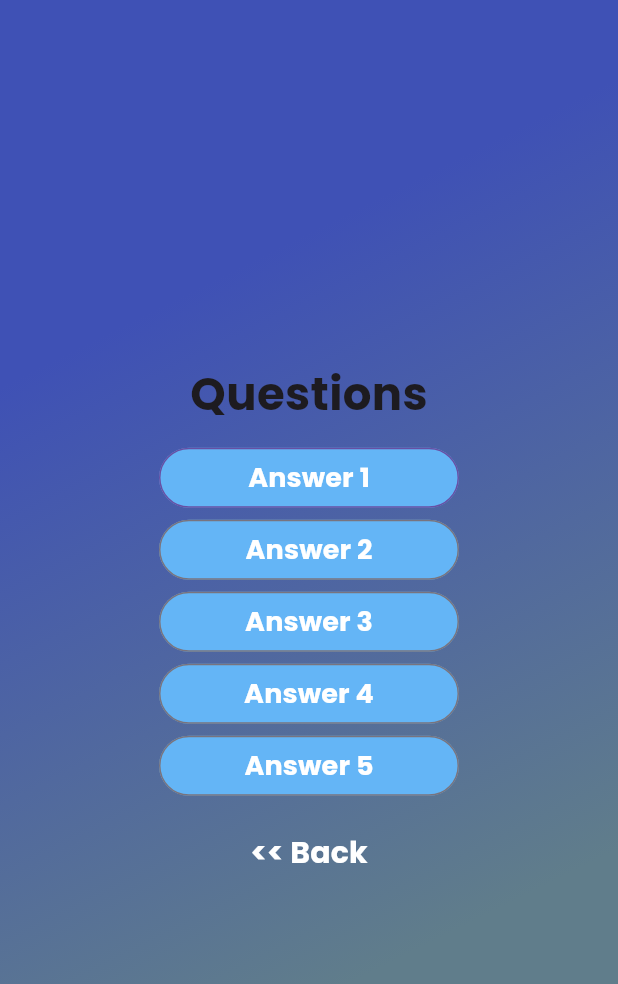
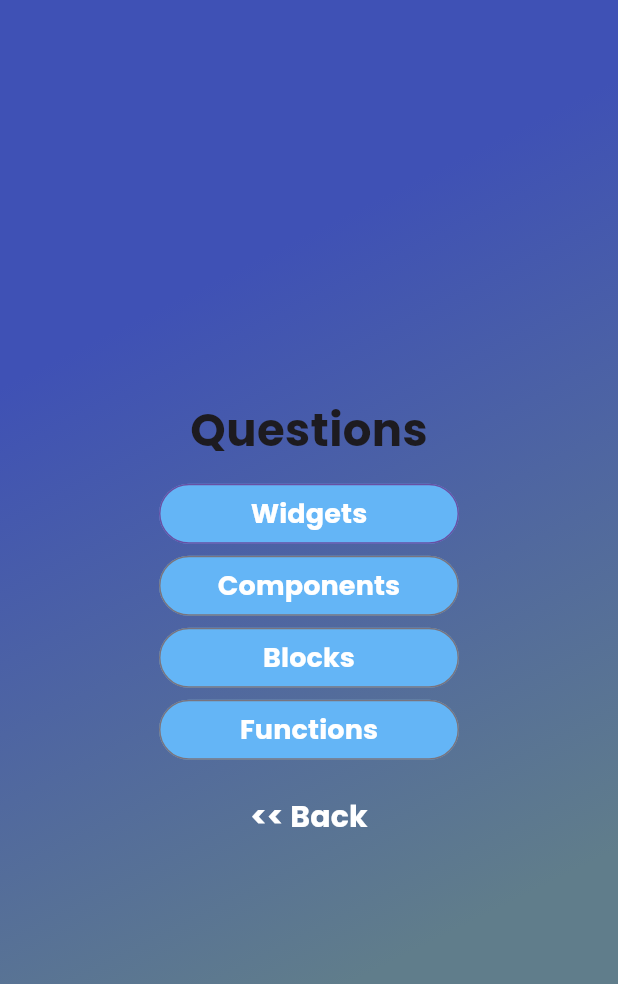
Before and after one commit to rashen33/quiz_app_flutter, a Flutter app: the screen it shows after launch, after a tap on "Start Quiz", on a phone screen of 412 x 824 dp. Shown: the top 984 px of the screen. Run offline on Flutter 3.47's test engine with Material 3 defaults, Android fonts, the phone set to English and light mode, and no system bars; our stand-ins replace google_fonts.

Commit message:
added some dummy questions and updated the quiz queiston file

```diff
--- /dev/null
+++ b/lib/data/questions.dart
@@ -0,0 +1,55 @@
+import '../models/quiz_question.dart';
+
+final List<QuizQuestion> quesitons = [
+   QuizQuestion(
+    'What are the main building blocks of Flutter UIs?',
+    [
+      'Widgets',
+      'Components',
+      'Blocks',
+      'Functions',
+    ],
+  ),
+   QuizQuestion('How are Flutter UIs built?', [
+    'By combining widgets in code',
+    'By combining widgets in a visual editor',
+    'By defining widgets in config files',
+    'By using XCode for iOS and Android Studio for Android',
+  ]),
+  QuizQuestion(
+    'What\'s the purpose of a StatefulWidget?',
+    [
+      'Update UI as data changes',
+      'Update data as UI changes',
+      'Ignore data changes',
+      'Render UI that does not depend on data',
+    ],
+  ),
+   QuizQuestion(
+    'Which widget should you try to use more often: StatelessWidget or StatefulWidget?',
+    [
+      'StatelessWidget',
+      'StatefulWidget',
+      'Both are equally good',
+      'None of the above',
+    ],
+  ),
+  QuizQuestion(
+    'What happens if you change data in a StatelessWidget?',
+    [
+      'The UI is not updated',
+      'The UI is updated',
+      'The closest StatefulWidget is updated',
+      'Any nested StatefulWidgets are updated',
+    ],
+  ),
+  QuizQuestion(
+    'How should you update data inside of StatefulWidgets?',
+    [
+      'By calling setState()',
+      'By calling updateData()',
+      'By calling updateUI()',
+      'By calling updateState()',
+    ],
+  ),
+];
--- /dev/null
+++ b/lib/models/quiz_question.dart
@@ -0,0 +1,6 @@
+class QuizQuestion {
+  const QuizQuestion(this.question, this.answers);
+
+  final String question;
+  final List<String> answers;
+}
--- a/lib/question_screen.dart
+++ b/lib/question_screen.dart
@@ -1,6 +1,7 @@
 import 'package:flutter/material.dart';
 import 'package:google_fonts/google_fonts.dart';
 import 'package:quiz_app_flutter/answer_button.dart';
+import 'package:quiz_app_flutter/data/questions.dart';
 
 class QuestionScreen extends StatelessWidget {
   const QuestionScreen({super.key, required this.onAction});
@@ -26,11 +27,7 @@ class QuestionScreen extends StatelessWidget {
           const SizedBox(
             height: 10,
           ),
-          AnswerButton(value: 'Answer 1', onAnswer: () {}),
-          AnswerButton(value: 'Answer 2', onAnswer: () {}),
-          AnswerButton(value: 'Answer 3', onAnswer: () {}),
-          AnswerButton(value: 'Answer 4', onAnswer: () {}),
-          AnswerButton(value: 'Answer 5', onAnswer: () {}),
+          ...quesitons[0].answers.map((answer) => AnswerButton(value: answer, onAnswer: () {},)), //Getting the answers from the questions.dart file
           const SizedBox(
             height: 10,
           ),
```
